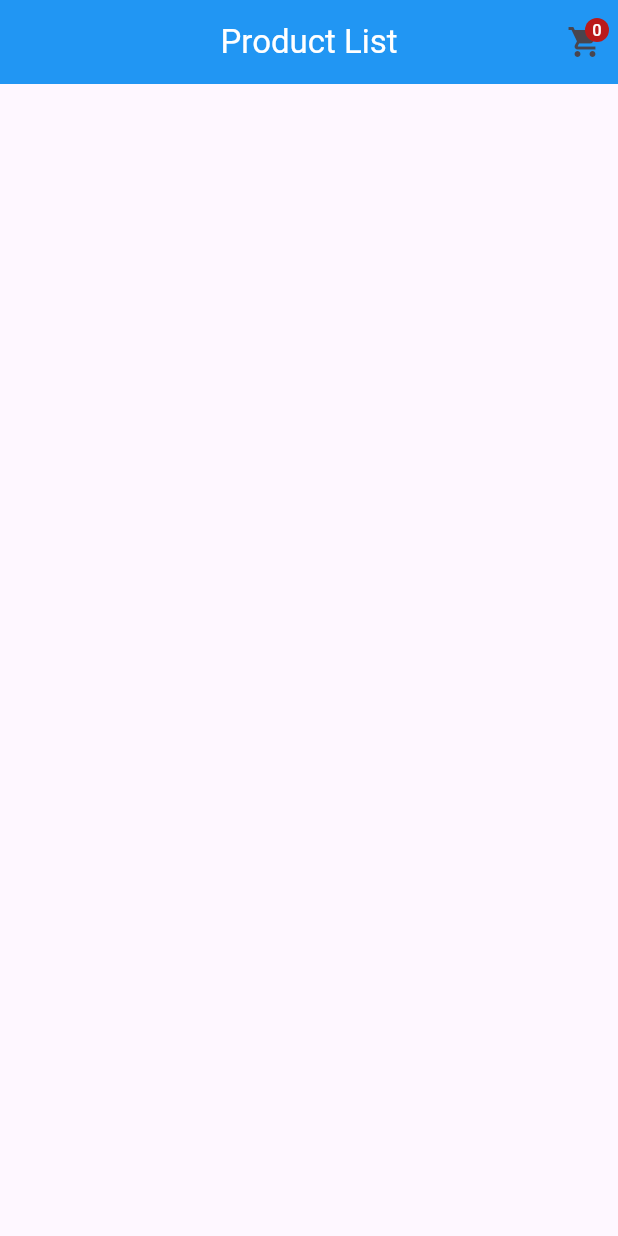
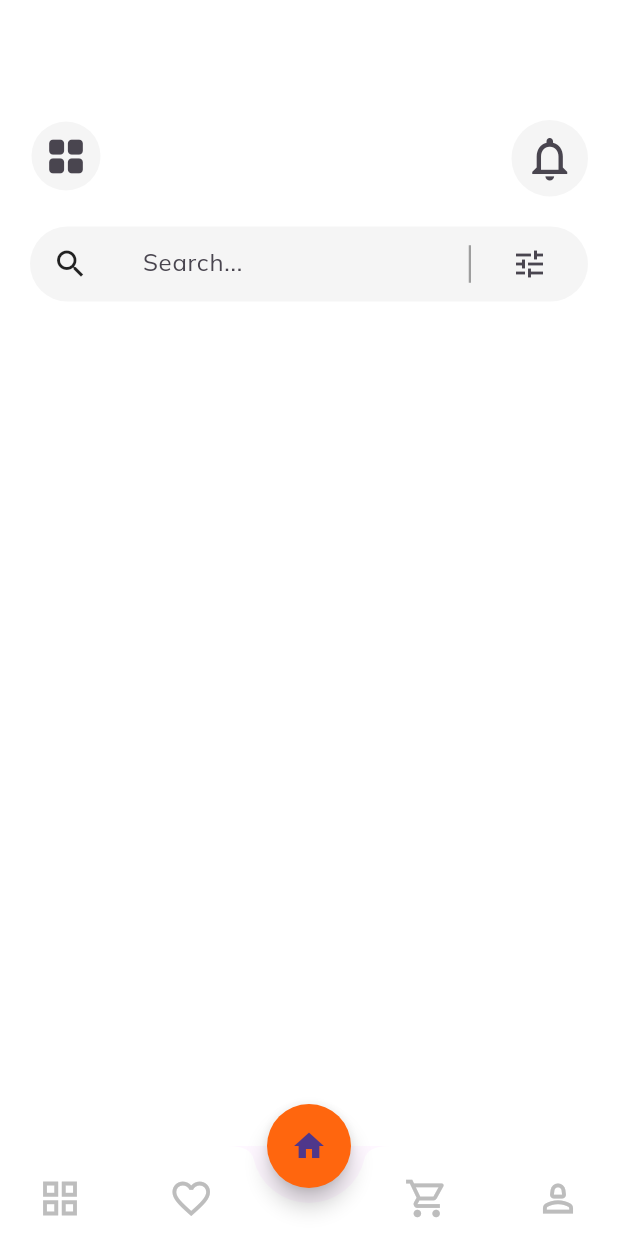
Before and after one commit to BakhtiarAhmed41/Ecommerce-App-Using-Provider, a Flutter app: the screen it shows after launch, on a phone screen of 412 x 824 dp. Run offline on Flutter 3.47's test engine with Material 3 defaults, Android fonts, the phone set to English and light mode, and no system bars; our stand-ins replace google_fonts.

Commit message:
desinging Home screeb UI

```diff
--- /dev/null
+++ b/lib/Screens/Cart/cart.dart
@@ -0,0 +1,11 @@
+import 'package:flutter/material.dart';
+
+
+class CartScreen extends StatelessWidget {
+  const CartScreen({super.key});
+
+  @override
+  Widget build(BuildContext context) {
+    return const Scaffold();
+  }
+}
--- /dev/null
+++ b/lib/Screens/Home/home.dart
@@ -0,0 +1,89 @@
+import 'package:ecommerce_app/constants.dart';
+import 'package:flutter/material.dart';
+
+class Home extends StatelessWidget {
+  const Home({super.key});
+
+  @override
+  Widget build(BuildContext context) {
+    return Scaffold(
+      backgroundColor: Colors.white,
+      body: Padding(
+        padding: const EdgeInsets.all(20),
+        child: Column(
+          children: [
+            const SizedBox(
+              height: 60,
+            ),
+            Row(
+              mainAxisAlignment: MainAxisAlignment.spaceBetween,
+              crossAxisAlignment: CrossAxisAlignment.start,
+              children: [
+                IconButton(
+                  onPressed: () {},
+                  icon: const Icon(
+                    Icons.grid_view_rounded,
+                    size: 30,
+                  ),
+                  style: IconButton.styleFrom(backgroundColor: contentColor),
+                ),
+                IconButton(
+                    onPressed: () {},
+                    icon: const Icon(
+                      Icons.notifications_outlined,
+                      size: 35,
+                    ),
+                    style:
+                    IconButton.styleFrom(backgroundColor: contentColor))
+              ],
+            ),
+            const SizedBox(
+              height: 20,
+            ),
+            Container(
+                height: 50,
+                width: double.infinity,
+                // margin: const EdgeInsets.all(20),
+                decoration: BoxDecoration(
+                  color: contentColor,
+                  borderRadius: BorderRadius.circular(30),
+                ),
+                child: Row(
+                  children: [
+                  const SizedBox(width: 15,),
+                const Icon(Icons.search_outlined),
+                const SizedBox(
+                  width: 20,
+                ),
+                const Flexible(
+                  flex: 4,
+                  child: TextField(
+                    keyboardType: TextInputType.text,
+                    decoration: InputDecoration(
+                        hintText: "Search...",
+                        border: OutlineInputBorder(
+                          borderSide: BorderSide.none,
+                        )
+                    ),
+                  ),
+                ),
+                const SizedBox(
+                  width: 10,
+                ),
+                // Icon(Icons.),
+                Container(
+                  height: 25,
+                  width: 1.5,
+                  color: Colors.grey,),
+
+                const SizedBox(width: 15,),
+                IconButton(onPressed: (){}, icon: const Icon(Icons.tune)),
+            const SizedBox(width: 15,),
+          ],
+        ),
+      )
+      ],
+    ),)
+    );
+  }
+}
--- /dev/null
+++ b/lib/Screens/bottom_navbar_screen.dart
@@ -0,0 +1,108 @@
+import 'package:ecommerce_app/Screens/Cart/cart.dart';
+import 'package:ecommerce_app/Screens/Home/home.dart';
+import 'package:ecommerce_app/Screens/favourites.dart';
+import 'package:ecommerce_app/constants.dart';
+import 'package:flutter/material.dart';
+
+class BottomNavbar extends StatefulWidget {
+  const BottomNavbar({super.key});
+
+  @override
+  State<BottomNavbar> createState() => _BottomNavbarState();
+}
+
+class _BottomNavbarState extends State<BottomNavbar> {
+  int currentIndex = 2;
+  List screens = const [
+    Scaffold(),
+    FavouritesScreen(),
+    Home(),
+    CartScreen(),
+    Scaffold()
+  ];
+
+  @override
+  Widget build(BuildContext context) {
+    return Scaffold(
+      floatingActionButton: FloatingActionButton(
+        onPressed: () {
+          setState(() {
+
+          currentIndex = 2;
+          });
+        },
+        backgroundColor: primaryColor,
+        shape: const CircleBorder(),
+        child: const Icon(Icons.home),
+      ),
+      floatingActionButtonLocation: FloatingActionButtonLocation.centerDocked,
+      bottomNavigationBar: BottomAppBar(
+        elevation: 1,
+        height: 60,
+        color: Colors.white,
+        shape: const CircularNotchedRectangle(),
+        notchMargin: 10,
+        clipBehavior: Clip.antiAliasWithSaveLayer,
+        child: Row(
+          mainAxisSize: MainAxisSize.max,
+          mainAxisAlignment: MainAxisAlignment.spaceBetween,
+          children: [
+            IconButton(
+              onPressed: () {
+                setState(() {
+                  currentIndex = 0;
+                });
+              },
+              icon: Icon(
+                Icons.grid_view_outlined,
+                size: 30,
+                color: currentIndex == 0 ? primaryColor : Colors.grey.shade400,
+              ),
+            ),
+            IconButton(
+              onPressed: () {
+                setState(() {
+                  currentIndex = 1;
+                });
+              },
+              icon: Icon(
+                Icons.favorite_outline,
+                size: 30,
+                color: currentIndex == 1 ? primaryColor : Colors.grey.shade400,
+              ),
+            ),
+            const SizedBox(
+              width: 30,
+            ),
+            IconButton(
+              onPressed: () {
+                setState(() {
+                  currentIndex = 3;
+                });
+              },
+              icon: Icon(
+                Icons.shopping_cart_outlined,
+                size: 30,
+                color: currentIndex == 3 ? primaryColor : Colors.grey.shade400,
+              ),
+            ),
+            IconButton(
+              onPressed: () {
+                setState(() {
+                  currentIndex = 4;
+                });
+              },
+              icon: Icon(
+                Icons.person_2_outlined,
+                size: 30,
+                color: currentIndex == 4 ? primaryColor : Colors.grey.shade400,
+              ),
+            ),
+          ],
+        ), // Row
+      ),
+
+      body: screens[currentIndex],
+    );
+  }
+}
--- /dev/null
+++ b/lib/Screens/favourites.dart
@@ -0,0 +1,11 @@
+import 'package:flutter/material.dart';
+
+
+class FavouritesScreen extends StatelessWidget {
+  const FavouritesScreen({super.key});
+
+  @override
+  Widget build(BuildContext context) {
+    return const Scaffold();
+  }
+}
--- a/lib/Screens/product_list.dart
+++ /dev/null
@@ -1,30 +0,0 @@
-import 'package:flutter/material.dart';
-
-class ProductList extends StatefulWidget {
-  const ProductList({super.key});
-
-  @override
-  State<ProductList> createState() => _ProductListState();
-}
-
-class _ProductListState extends State<ProductList> {
-  @override
-  Widget build(BuildContext context) {
-    return Scaffold(
-      appBar: AppBar(
-        backgroundColor: Colors.blue,
-        title: const Text("Product List", style: TextStyle(color: Colors.white),),
-        centerTitle: true,
-        actions: const [
-           Center(
-             child: Badge(
-               label: Text('0'),
-               child: Icon(Icons.shopping_cart),
-             ),
-           ),
-          SizedBox(width: 10,)
-        ],
-      ),
-    );
-  }
-}
--- /dev/null
+++ b/lib/constants.dart
@@ -0,0 +1,5 @@
+import 'package:flutter/material.dart';
+
+
+const contentColor = Color(0xffF5F5F5);
+const primaryColor = Color(0xffff660e);
--- a/lib/main.dart
+++ b/lib/main.dart
@@ -1,5 +1,6 @@
-import 'package:ecommerce_app/Screens/product_list.dart';
+import 'package:ecommerce_app/Screens/bottom_navbar_screen.dart';
 import 'package:flutter/material.dart';
+import 'package:google_fonts/google_fonts.dart';
 
 void main() {
   runApp(const MyApp());
@@ -15,10 +16,9 @@ class MyApp extends StatelessWidget {
       title: 'Flutter Demo',
       debugShowCheckedModeBanner: false,
       theme: ThemeData(
-        colorScheme: ColorScheme.fromSeed(seedColor: Colors.deepPurple),
-        useMaterial3: true,
+        textTheme: GoogleFonts.mulishTextTheme(),
       ),
-      home: const ProductList(),
+      home: const BottomNavbar(),
     );
   }
 }
--- a/pubspec.yaml
+++ b/pubspec.yaml
@@ -40,6 +40,7 @@ dependencies:
   sqflite: ^2.3.3+1
   badges: ^3.1.2
   provider:
+  google_fonts: ^6.2.1
 
 dev_dependencies:
   flutter_test:
@@ -64,8 +65,8 @@ flutter:
   uses-material-design: true
 
   # To add assets to your application, add an assets section, like this:
-  # assets:
-  #   - images/a_dot_burr.jpeg
+  assets:
+     - assets/images/
   #   - images/a_dot_ham.jpeg
 
   # An image asset can refer to one or more resolution-specific "variants", see
```
Also changed, not shown: pubspec.lock.
